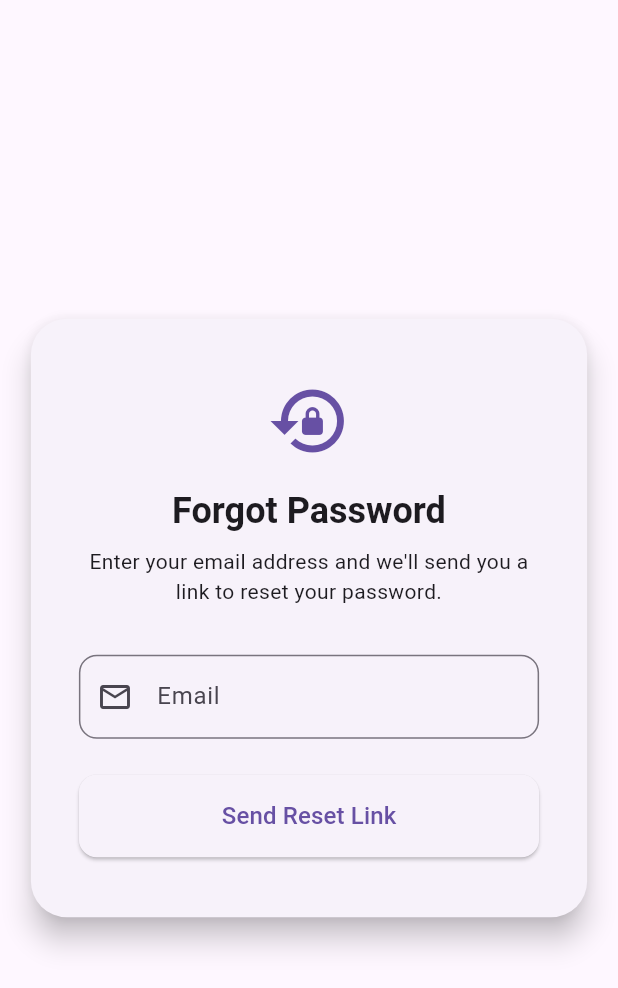
After one commit to Axkratos/Book-Recommendation, a Flutter app: the ForgotPasswordPage screen opened by its route, on a phone screen of 412 x 824 dp. The commit adds this screen. Shown: the top 988 px of the screen. Run offline on Flutter 3.47's test engine with Material 3 defaults, Android fonts, the phone set to English and light mode, and no system bars; our stand-ins replace flutter_animate, flutter_dotenv, font_awesome_flutter, go_router, google_fonts, lottie and 2 more; missing offline and left inert: dart:html, flutter_quill; network calls fail.

Commit message:
added forgot password functionality

```diff
--- a/lib/main.dart
+++ b/lib/main.dart
@@ -9,8 +9,10 @@ import 'package:bookrec/pages/dashboard_home.dart';
 import 'package:bookrec/pages/dashboard_shelf.dart';
 import 'package:bookrec/pages/dashboard_discussion.dart';
 import 'package:bookrec/pages/dashboard_trending.dart';
+import 'package:bookrec/pages/forgotPassword.dart';
 import 'package:bookrec/pages/isLoading.dart';
 import 'package:bookrec/pages/likeBook.dart';
+import 'package:bookrec/pages/resetPassword.dart';
 import 'package:bookrec/pages/sign.dart';
 import 'package:bookrec/pages/signup.dart';
 import 'package:bookrec/pages/verifyEmail.dart';
@@ -33,11 +35,26 @@ void main() async {
 }
 
 final GoRouter _router = GoRouter(
-  //initialLocation: '/',
   routes: [
+    // These routes are NOT wrapped in Homepage
+    GoRoute(
+      path: '/reset-password/:token',
+      builder: (context, state) {
+        final token = state.pathParameters['token']!;
+        return ResetPasswordPage(token: token);
+      },
+    ),
+    GoRoute(
+      path: '/verify-email/:token',
+      builder: (context, state) {
+        final token = state.pathParameters['token']!;
+        return Isloading(token: token);
+      },
+    ),
+    // ShellRoute wraps all dashboard/homepage routes
     ShellRoute(
       builder: (BuildContext context, GoRouterState state, Widget child) {
-        return Homepage(child: child); // This is your shared layout
+        return Homepage(child: child);
       },
       routes: [
         GoRoute(path: '/', builder: (context, state) => FeaturedPage()),
@@ -75,16 +92,6 @@ final GoRouter _router = GoRouter(
             print('Book ID: $id, Title: $title');
 
             return BookAndSimilar(bookId: id, title: title);
-          },
-        ),
-        GoRoute(
-          path: '/verify-email/:token',
-          builder: (context, state) {
-            //final id = state.pathParameters['id']!;
-            final token = state.pathParameters['token']!;
-            //final decodedTitle = Uri.decodeComponent(title);
-            //print('Book ID: $id, Title: $title');
-            return Isloading(token: token);
           },
         ),
         GoRoute(
@@ -144,6 +151,10 @@ final GoRouter _router = GoRouter(
       builder: (context, state) => const SignInPage(),
       routes: [
         GoRoute(
+          path: 'forgot-password',
+          builder: (context, state) => const ForgotPasswordPage(),
+        ),
+        GoRoute(
           path: 'signup',
           builder: (context, state) => const SignUpPage(),
           routes: [
--- /dev/null
+++ b/lib/pages/forgotPassword.dart
@@ -0,0 +1,188 @@
+import 'package:flutter/material.dart';
+import 'package:flutter_dotenv/flutter_dotenv.dart';
+import 'package:http/http.dart' as http;
+import 'dart:convert';
+
+class ForgotPasswordPage extends StatefulWidget {
+  const ForgotPasswordPage({super.key});
+
+  @override
+  State<ForgotPasswordPage> createState() => _ForgotPasswordPageState();
+}
+
+class _ForgotPasswordPageState extends State<ForgotPasswordPage> {
+  final TextEditingController _emailController = TextEditingController();
+  final _formKey = GlobalKey<FormState>();
+  bool _submitted = false;
+  bool _loading = false;
+  String? _responseMessage;
+
+  Future<void> _sendResetRequest() async {
+    setState(() {
+      _loading = true;
+      _responseMessage = null;
+    });
+
+    final baseUrl = dotenv.env['baseUrl'];
+    final url = Uri.parse('$baseUrl/api/v1/auth/forgotpassword');
+    final response = await http.post(
+      url,
+      headers: {'Content-Type': 'application/json'},
+      body: jsonEncode({'email': _emailController.text}),
+    );
+    print('forgot password Response status: ${response.statusCode}');
+    print('forgot password Response body: ${response.body}');
+
+    setState(() {
+      _loading = false;
+      _submitted = true;
+      if (response.statusCode == 200) {
+        final data = jsonDecode(response.body);
+        _responseMessage =
+            data['message'] ?? 'Check your email for reset link.';
+      } else {
+        _responseMessage = 'Failed to send reset link. Please try again.';
+      }
+    });
+  }
+
+  @override
+  Widget build(BuildContext context) {
+    return Scaffold(
+      body: LayoutBuilder(
+        builder: (context, constraints) {
+          double width = constraints.maxWidth;
+          double cardWidth =
+              width < 600
+                  ? width * 0.9
+                  : width < 1200
+                  ? 400
+                  : 500;
+
+          return Center(
+            child: SingleChildScrollView(
+              child: Card(
+                elevation: 8,
+                shape: RoundedRectangleBorder(
+                  borderRadius: BorderRadius.circular(24),
+                ),
+                child: Container(
+                  width: cardWidth,
+                  padding: const EdgeInsets.symmetric(
+                    vertical: 40,
+                    horizontal: 32,
+                  ),
+                  child: Form(
+                    key: _formKey,
+                    child: Column(
+                      mainAxisSize: MainAxisSize.min,
+                      children: [
+                        Icon(
+                          Icons.lock_reset,
+                          size: 56,
+                          color: Theme.of(context).primaryColor,
+                        ),
+                        const SizedBox(height: 16),
+                        Text(
+                          'Forgot Password',
+                          style: Theme.of(context).textTheme.headlineSmall
+                              ?.copyWith(fontWeight: FontWeight.bold),
+                        ),
+                        const SizedBox(height: 8),
+                        Text(
+                          'Enter your email address and we\'ll send you a link to reset your password.',
+                          textAlign: TextAlign.center,
+                          style: Theme.of(context).textTheme.bodyMedium,
+                        ),
+                        const SizedBox(height: 32),
+                        TextFormField(
+                          controller: _emailController,
+                          keyboardType: TextInputType.emailAddress,
+                          decoration: InputDecoration(
+                            labelText: 'Email',
+                            prefixIcon: const Icon(Icons.email_outlined),
+                            border: OutlineInputBorder(
+                              borderRadius: BorderRadius.circular(12),
+                            ),
+                          ),
+                          validator: (value) {
+                            if (value == null || value.isEmpty) {
+                              return 'Please enter your email';
+                            }
+                            final emailRegex = RegExp(
+                              r'^[\w-\.]+@([\w-]+\.)+[\w-]{2,4}$',
+                            );
+                            if (!emailRegex.hasMatch(value)) {
+                              return 'Enter a valid email';
+                            }
+                            return null;
+                          },
+                        ),
+                        const SizedBox(height: 24),
+                        SizedBox(
+                          width: double.infinity,
+                          child: ElevatedButton(
+                            style: ElevatedButton.styleFrom(
+                              padding: const EdgeInsets.symmetric(vertical: 16),
+                              shape: RoundedRectangleBorder(
+                                borderRadius: BorderRadius.circular(12),
+                              ),
+                            ),
+                            onPressed:
+                                _loading
+                                    ? null
+                                    : () {
+                                      if (_formKey.currentState!.validate()) {
+                                        _sendResetRequest();
+                                      }
+                                    },
+                            child:
+                                _loading
+                                    ? const SizedBox(
+                                      width: 22,
+                                      height: 22,
+                                      child: CircularProgressIndicator(
+                                        strokeWidth: 2.5,
+                                        color: Colors.white,
+                                      ),
+                                    )
+                                    : const Text(
+                                      'Send Reset Link',
+                                      style: TextStyle(fontSize: 16),
+                                    ),
+                          ),
+                        ),
+                        if (_submitted) const SizedBox(height: 16),
+                        if (_submitted && _responseMessage != null)
+                          Text(
+                            _responseMessage!,
+                            style: TextStyle(
+                              color:
+                                  _responseMessage!.toLowerCase().contains(
+                                        'sent',
+                                      )
+                                      ? Colors.green
+                                      : Colors.red,
+                              fontWeight: FontWeight.w600,
+                            ),
+                            textAlign: TextAlign.center,
+                          ),
+                        if (_submitted)
+                          TextButton(
+                            onPressed: () {
+                              Navigator.of(context).pop();
+                            },
+                            child: const Text('Back to Login'),
+                          ),
+                      ],
+                    ),
+                  ),
+                ),
+              ),
+            ),
+          );
+        },
+      ),
+    );
+  }
+}
```
Also changed, not shown: lib/pages/resetPassword.dart (added, +206 -0 lines), lib/pages/sign.dart (+15 -0 lines).
